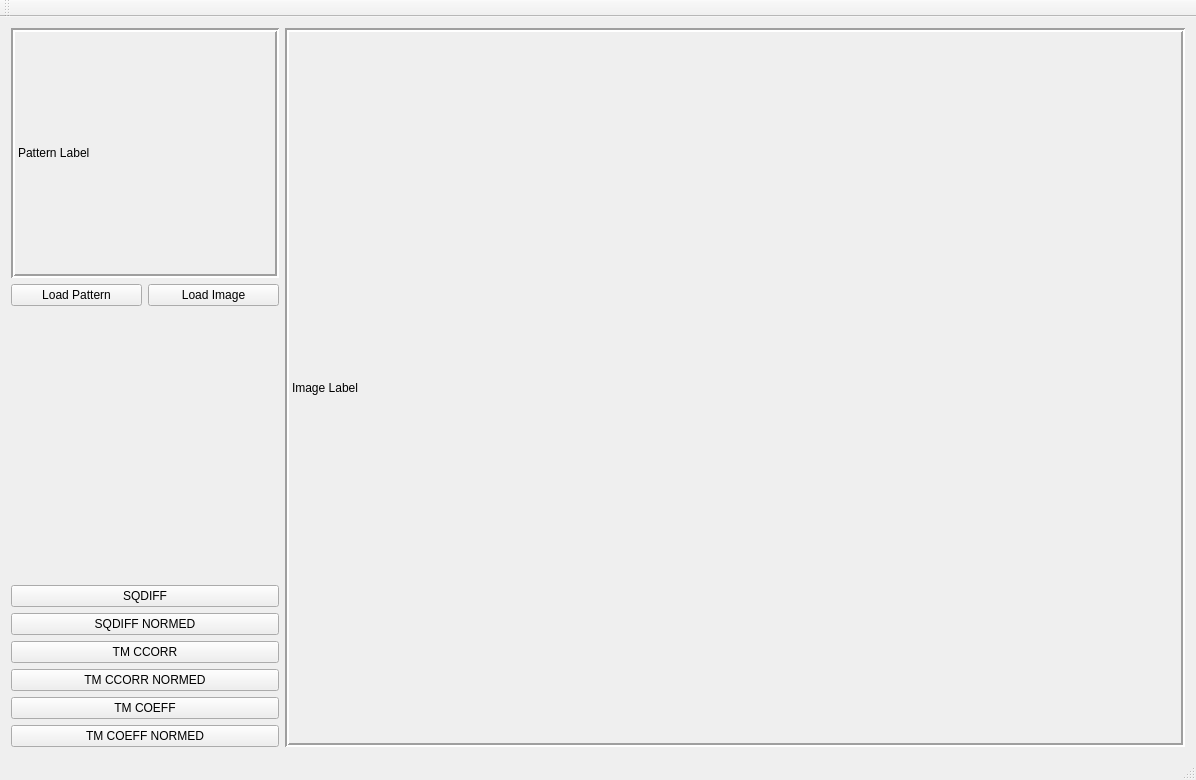
resa89/dropmatrixmatcher, file mainwindow.ui: the form before one commit.
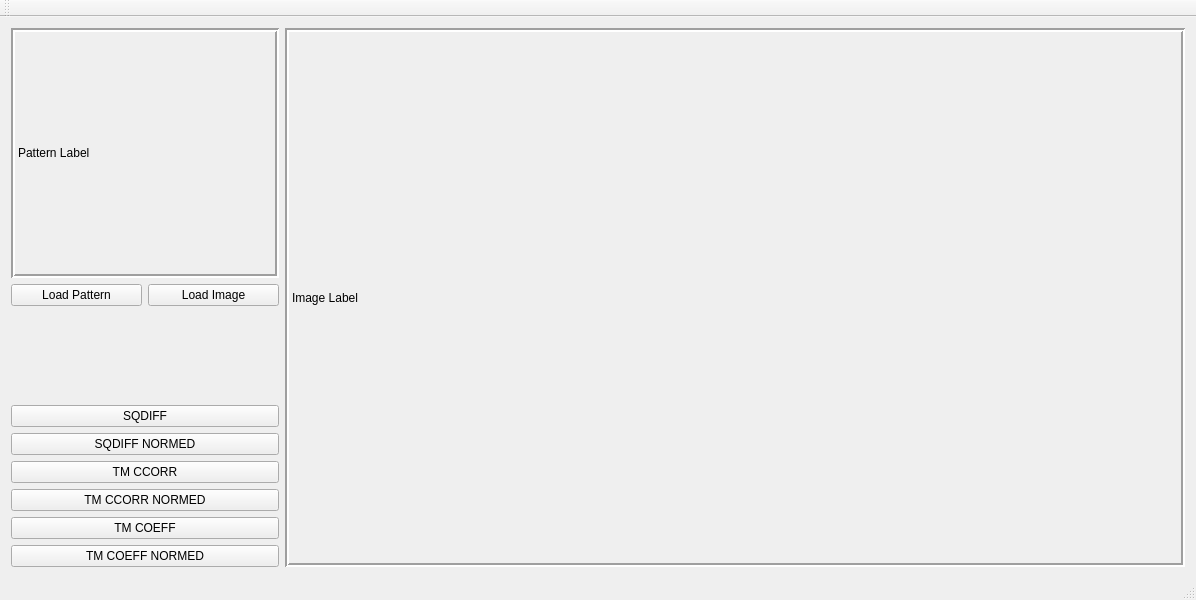
The form after the commit.

What changed in the file:
```diff
--- a/mainwindow.ui
+++ b/mainwindow.ui
@@ -7,7 +7,7 @@
     <x>0</x>
     <y>0</y>
     <width>1196</width>
-    <height>780</height>
+    <height>600</height>
    </rect>
   </property>
   <property name="windowTitle">
@@ -68,7 +68,7 @@
         <property name="sizeHint" stdset="0">
          <size>
           <width>188</width>
-          <height>318</height>
+          <height>200</height>
          </size>
         </property>
        </spacer>
@@ -122,7 +122,7 @@
       <property name="minimumSize">
        <size>
         <width>900</width>
-        <height>650</height>
+        <height>400</height>
        </size>
       </property>
       <property name="autoFillBackground">
```
